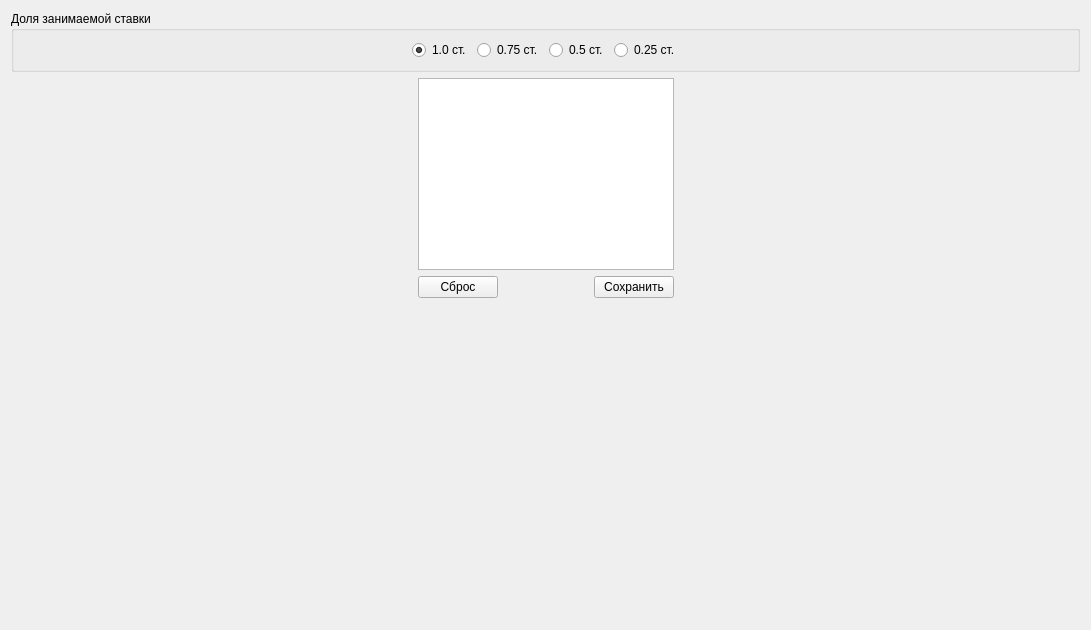
This is client/src/totaltime/formtotaltime.ui in rainovskyqt/teacher_plan as Qt 5 draws it before an edit. The edited form follows.
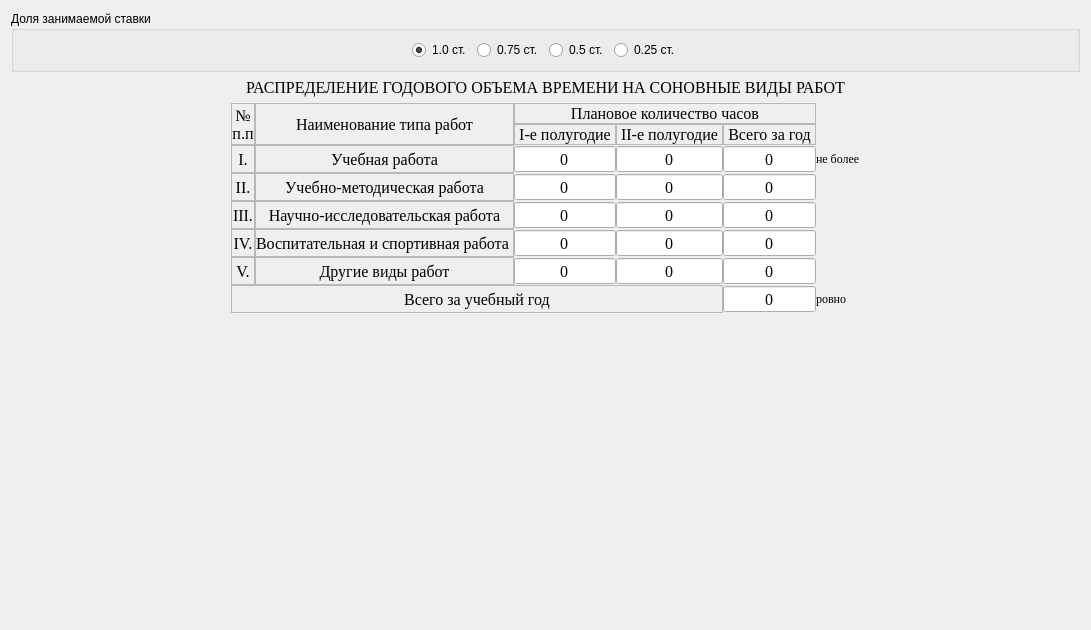
This is the edited form.

Commit message: Изменена таблица общего времени

```diff
--- a/client/src/totaltime/formtotaltime.ui
+++ b/client/src/totaltime/formtotaltime.ui
@@ -13,7 +13,7 @@
   <property name="windowTitle">
    <string>Form</string>
   </property>
-  <layout class="QVBoxLayout" name="verticalLayout_2" stretch="0,0,1">
+  <layout class="QVBoxLayout" name="verticalLayout">
    <item>
     <widget class="QGroupBox" name="groupBox_2">
      <property name="title">
@@ -84,9 +84,25 @@
     </widget>
    </item>
    <item>
-    <layout class="QHBoxLayout" name="horizontalLayout_2" stretch="1,0,1">
+    <widget class="QLabel" name="label_2">
+     <property name="font">
+      <font>
+       <family>Times New Roman</family>
+       <pointsize>12</pointsize>
+      </font>
+     </property>
+     <property name="text">
+      <string>РАСПРЕДЕЛЕНИЕ ГОДОВОГО ОБЪЕМА ВРЕМЕНИ НА СОНОВНЫЕ ВИДЫ РАБОТ</string>
+     </property>
+     <property name="alignment">
+      <set>Qt::AlignCenter</set>
+     </property>
+    </widget>
+   </item>
+   <item>
+    <layout class="QHBoxLayout" name="horizontalLayout">
      <item>
-      <spacer name="horizontalSpacer_3">
+      <spacer name="horizontalSpacer_5">
        <property name="orientation">
         <enum>Qt::Horizontal</enum>
        </property>
@@ -99,61 +115,767 @@
       </spacer>
      </item>
      <item>
-      <layout class="QVBoxLayout" name="verticalLayout">
-       <item>
-        <widget class="QTableView" name="tv_totalHours">
-         <property name="selectionMode">
-          <enum>QAbstractItemView::SingleSelection</enum>
+      <layout class="QGridLayout" name="gridLayout" columnstretch="0,0,0,0,0,0,0">
+       <property name="spacing">
+        <number>0</number>
+       </property>
+       <item row="7" column="6">
+        <widget class="QLabel" name="lbl_totalMaxHours">
+         <property name="font">
+          <font>
+           <family>Times New Roman</family>
+           <pointsize>9</pointsize>
+          </font>
          </property>
-         <attribute name="horizontalHeaderCascadingSectionResizes">
-          <bool>false</bool>
-         </attribute>
-         <attribute name="horizontalHeaderStretchLastSection">
+         <property name="text">
+          <string>ровно</string>
+         </property>
+        </widget>
+       </item>
+       <item row="5" column="0">
+        <widget class="QLabel" name="label_7">
+         <property name="font">
+          <font>
+           <family>Times New Roman</family>
+           <pointsize>12</pointsize>
+          </font>
+         </property>
+         <property name="frameShape">
+          <enum>QFrame::StyledPanel</enum>
+         </property>
+         <property name="frameShadow">
+          <enum>QFrame::Plain</enum>
+         </property>
+         <property name="text">
+          <string>IV.</string>
+         </property>
+         <property name="alignment">
+          <set>Qt::AlignCenter</set>
+         </property>
+        </widget>
+       </item>
+       <item row="3" column="0">
+        <widget class="QLabel" name="label_5">
+         <property name="font">
+          <font>
+           <family>Times New Roman</family>
+           <pointsize>12</pointsize>
+          </font>
+         </property>
+         <property name="frameShape">
+          <enum>QFrame::StyledPanel</enum>
+         </property>
+         <property name="frameShadow">
+          <enum>QFrame::Plain</enum>
+         </property>
+         <property name="text">
+          <string>II.</string>
+         </property>
+         <property name="alignment">
+          <set>Qt::AlignCenter</set>
+         </property>
+        </widget>
+       </item>
+       <item row="4" column="0">
+        <widget class="QLabel" name="label_6">
+         <property name="font">
+          <font>
+           <family>Times New Roman</family>
+           <pointsize>12</pointsize>
+          </font>
+         </property>
+         <property name="frameShape">
+          <enum>QFrame::StyledPanel</enum>
+         </property>
+         <property name="frameShadow">
+          <enum>QFrame::Plain</enum>
+         </property>
+         <property name="text">
+          <string>III.</string>
+         </property>
+         <property name="alignment">
+          <set>Qt::AlignCenter</set>
+         </property>
+        </widget>
+       </item>
+       <item row="6" column="1">
+        <widget class="QLabel" name="label_13">
+         <property name="font">
+          <font>
+           <family>Times New Roman</family>
+           <pointsize>12</pointsize>
+          </font>
+         </property>
+         <property name="frameShape">
+          <enum>QFrame::StyledPanel</enum>
+         </property>
+         <property name="frameShadow">
+          <enum>QFrame::Plain</enum>
+         </property>
+         <property name="text">
+          <string>Другие виды работ</string>
+         </property>
+         <property name="alignment">
+          <set>Qt::AlignCenter</set>
+         </property>
+        </widget>
+       </item>
+       <item row="3" column="1">
+        <widget class="QLabel" name="label_9">
+         <property name="font">
+          <font>
+           <family>Times New Roman</family>
+           <pointsize>12</pointsize>
+          </font>
+         </property>
+         <property name="frameShape">
+          <enum>QFrame::StyledPanel</enum>
+         </property>
+         <property name="frameShadow">
+          <enum>QFrame::Plain</enum>
+         </property>
+         <property name="text">
+          <string>Учебно-методическая работа</string>
+         </property>
+         <property name="alignment">
+          <set>Qt::AlignCenter</set>
+         </property>
+        </widget>
+       </item>
+       <item row="1" column="2">
+        <widget class="QLabel" name="label_16">
+         <property name="font">
+          <font>
+           <family>Times New Roman</family>
+           <pointsize>12</pointsize>
+          </font>
+         </property>
+         <property name="frameShape">
+          <enum>QFrame::StyledPanel</enum>
+         </property>
+         <property name="frameShadow">
+          <enum>QFrame::Plain</enum>
+         </property>
+         <property name="text">
+          <string> I-е полугодие </string>
+         </property>
+         <property name="alignment">
+          <set>Qt::AlignCenter</set>
+         </property>
+        </widget>
+       </item>
+       <item row="0" column="0" rowspan="2">
+        <widget class="QLabel" name="label_3">
+         <property name="font">
+          <font>
+           <family>Times New Roman</family>
+           <pointsize>12</pointsize>
+          </font>
+         </property>
+         <property name="frameShape">
+          <enum>QFrame::StyledPanel</enum>
+         </property>
+         <property name="frameShadow">
+          <enum>QFrame::Plain</enum>
+         </property>
+         <property name="text">
+          <string>№
+п.п</string>
+         </property>
+         <property name="alignment">
+          <set>Qt::AlignCenter</set>
+         </property>
+        </widget>
+       </item>
+       <item row="0" column="1" rowspan="2">
+        <widget class="QLabel" name="label_10">
+         <property name="font">
+          <font>
+           <family>Times New Roman</family>
+           <pointsize>12</pointsize>
+          </font>
+         </property>
+         <property name="frameShape">
+          <enum>QFrame::StyledPanel</enum>
+         </property>
+         <property name="frameShadow">
+          <enum>QFrame::Plain</enum>
+         </property>
+         <property name="text">
+          <string>Наименование типа работ</string>
+         </property>
+         <property name="alignment">
+          <set>Qt::AlignCenter</set>
+         </property>
+        </widget>
+       </item>
+       <item row="2" column="6">
+        <widget class="QLabel" name="lbl_eduMaxHours">
+         <property name="font">
+          <font>
+           <family>Times New Roman</family>
+           <pointsize>9</pointsize>
+          </font>
+         </property>
+         <property name="text">
+          <string>не более</string>
+         </property>
+        </widget>
+       </item>
+       <item row="2" column="1">
+        <widget class="QLabel" name="label_12">
+         <property name="font">
+          <font>
+           <family>Times New Roman</family>
+           <pointsize>12</pointsize>
+          </font>
+         </property>
+         <property name="frameShape">
+          <enum>QFrame::StyledPanel</enum>
+         </property>
+         <property name="frameShadow">
+          <enum>QFrame::Plain</enum>
+         </property>
+         <property name="text">
+          <string>Учебная работа</string>
+         </property>
+         <property name="alignment">
+          <set>Qt::AlignCenter</set>
+         </property>
+        </widget>
+       </item>
+       <item row="7" column="0" colspan="5">
+        <widget class="QLabel" name="label_15">
+         <property name="font">
+          <font>
+           <family>Times New Roman</family>
+           <pointsize>12</pointsize>
+          </font>
+         </property>
+         <property name="frameShape">
+          <enum>QFrame::StyledPanel</enum>
+         </property>
+         <property name="frameShadow">
+          <enum>QFrame::Plain</enum>
+         </property>
+         <property name="text">
+          <string>Всего за учебный год</string>
+         </property>
+         <property name="alignment">
+          <set>Qt::AlignCenter</set>
+         </property>
+        </widget>
+       </item>
+       <item row="0" column="2" colspan="4">
+        <widget class="QLabel" name="label">
+         <property name="font">
+          <font>
+           <family>Times New Roman</family>
+           <pointsize>12</pointsize>
+          </font>
+         </property>
+         <property name="frameShape">
+          <enum>QFrame::StyledPanel</enum>
+         </property>
+         <property name="frameShadow">
+          <enum>QFrame::Plain</enum>
+         </property>
+         <property name="text">
+          <string>Плановое количество часов</string>
+         </property>
+         <property name="alignment">
+          <set>Qt::AlignCenter</set>
+         </property>
+        </widget>
+       </item>
+       <item row="1" column="5">
+        <widget class="QLabel" name="label_18">
+         <property name="font">
+          <font>
+           <family>Times New Roman</family>
+           <pointsize>12</pointsize>
+          </font>
+         </property>
+         <property name="frameShape">
+          <enum>QFrame::StyledPanel</enum>
+         </property>
+         <property name="frameShadow">
+          <enum>QFrame::Plain</enum>
+         </property>
+         <property name="text">
+          <string> Всего за год </string>
+         </property>
+         <property name="alignment">
+          <set>Qt::AlignCenter</set>
+         </property>
+        </widget>
+       </item>
+       <item row="6" column="0">
+        <widget class="QLabel" name="label_8">
+         <property name="font">
+          <font>
+           <family>Times New Roman</family>
+           <pointsize>12</pointsize>
+          </font>
+         </property>
+         <property name="frameShape">
+          <enum>QFrame::StyledPanel</enum>
+         </property>
+         <property name="frameShadow">
+          <enum>QFrame::Plain</enum>
+         </property>
+         <property name="text">
+          <string>V.</string>
+         </property>
+         <property name="alignment">
+          <set>Qt::AlignCenter</set>
+         </property>
+        </widget>
+       </item>
+       <item row="1" column="4">
+        <widget class="QLabel" name="label_17">
+         <property name="font">
+          <font>
+           <family>Times New Roman</family>
+           <pointsize>12</pointsize>
+          </font>
+         </property>
+         <property name="frameShape">
+          <enum>QFrame::StyledPanel</enum>
+         </property>
+         <property name="frameShadow">
+          <enum>QFrame::Plain</enum>
+         </property>
+         <property name="text">
+          <string> II-е полугодие </string>
+         </property>
+         <property name="alignment">
+          <set>Qt::AlignCenter</set>
+         </property>
+        </widget>
+       </item>
+       <item row="5" column="1">
+        <widget class="QLabel" name="label_11">
+         <property name="font">
+          <font>
+           <family>Times New Roman</family>
+           <pointsize>12</pointsize>
+          </font>
+         </property>
+         <property name="frameShape">
+          <enum>QFrame::StyledPanel</enum>
+         </property>
+         <property name="frameShadow">
+          <enum>QFrame::Plain</enum>
+         </property>
+         <property name="text">
+          <string>Воспитательная и спортивная работа </string>
+         </property>
+         <property name="alignment">
+          <set>Qt::AlignCenter</set>
+         </property>
+        </widget>
+       </item>
+       <item row="2" column="0">
+        <widget class="QLabel" name="label_4">
+         <property name="font">
+          <font>
+           <family>Times New Roman</family>
+           <pointsize>12</pointsize>
+          </font>
+         </property>
+         <property name="frameShape">
+          <enum>QFrame::StyledPanel</enum>
+         </property>
+         <property name="frameShadow">
+          <enum>QFrame::Plain</enum>
+         </property>
+         <property name="text">
+          <string>I.</string>
+         </property>
+         <property name="alignment">
+          <set>Qt::AlignCenter</set>
+         </property>
+        </widget>
+       </item>
+       <item row="4" column="1">
+        <widget class="QLabel" name="label_14">
+         <property name="font">
+          <font>
+           <family>Times New Roman</family>
+           <pointsize>12</pointsize>
+          </font>
+         </property>
+         <property name="frameShape">
+          <enum>QFrame::StyledPanel</enum>
+         </property>
+         <property name="frameShadow">
+          <enum>QFrame::Plain</enum>
+         </property>
+         <property name="text">
+          <string>Научно-исследовательская работа</string>
+         </property>
+         <property name="alignment">
+          <set>Qt::AlignCenter</set>
+         </property>
+        </widget>
+       </item>
+       <item row="2" column="2">
+        <widget class="QSpinBox" name="spinBox">
+         <property name="font">
+          <font>
+           <family>Times New Roman</family>
+           <pointsize>12</pointsize>
+          </font>
+         </property>
+         <property name="frame">
           <bool>true</bool>
-         </attribute>
-         <attribute name="verticalHeaderVisible">
-          <bool>false</bool>
-         </attribute>
-         <attribute name="verticalHeaderStretchLastSection">
-          <bool>false</bool>
-         </attribute>
+         </property>
+         <property name="alignment">
+          <set>Qt::AlignCenter</set>
+         </property>
+         <property name="readOnly">
+          <bool>true</bool>
+         </property>
+         <property name="buttonSymbols">
+          <enum>QAbstractSpinBox::NoButtons</enum>
+         </property>
         </widget>
        </item>
-       <item>
-        <layout class="QHBoxLayout" name="horizontalLayout">
-         <item>
-          <widget class="QPushButton" name="btn_reset">
-           <property name="text">
-            <string>Сброс</string>
-           </property>
-          </widget>
-         </item>
-         <item>
-          <spacer name="horizontalSpacer_5">
-           <property name="orientation">
-            <enum>Qt::Horizontal</enum>
-           </property>
-           <property name="sizeHint" stdset="0">
-            <size>
-             <width>40</width>
-             <height>20</height>
-            </size>
-           </property>
-          </spacer>
-         </item>
-         <item>
-          <widget class="QPushButton" name="btn_save">
-           <property name="text">
-            <string>Сохранить</string>
-           </property>
-          </widget>
-         </item>
-        </layout>
+       <item row="3" column="2">
+        <widget class="QSpinBox" name="spinBox_2">
+         <property name="font">
+          <font>
+           <family>Times New Roman</family>
+           <pointsize>12</pointsize>
+          </font>
+         </property>
+         <property name="frame">
+          <bool>true</bool>
+         </property>
+         <property name="alignment">
+          <set>Qt::AlignCenter</set>
+         </property>
+         <property name="readOnly">
+          <bool>true</bool>
+         </property>
+         <property name="buttonSymbols">
+          <enum>QAbstractSpinBox::NoButtons</enum>
+         </property>
+        </widget>
+       </item>
+       <item row="4" column="2">
+        <widget class="QSpinBox" name="spinBox_3">
+         <property name="font">
+          <font>
+           <family>Times New Roman</family>
+           <pointsize>12</pointsize>
+          </font>
+         </property>
+         <property name="frame">
+          <bool>true</bool>
+         </property>
+         <property name="alignment">
+          <set>Qt::AlignCenter</set>
+         </property>
+         <property name="readOnly">
+          <bool>true</bool>
+         </property>
+         <property name="buttonSymbols">
+          <enum>QAbstractSpinBox::NoButtons</enum>
+         </property>
+        </widget>
+       </item>
+       <item row="5" column="2">
+        <widget class="QSpinBox" name="spinBox_4">
+         <property name="font">
+          <font>
+           <family>Times New Roman</family>
+           <pointsize>12</pointsize>
+          </font>
+         </property>
+         <property name="frame">
+          <bool>true</bool>
+         </property>
+         <property name="alignment">
+          <set>Qt::AlignCenter</set>
+         </property>
+         <property name="readOnly">
+          <bool>true</bool>
+         </property>
+         <property name="buttonSymbols">
+          <enum>QAbstractSpinBox::NoButtons</enum>
+         </property>
+        </widget>
+       </item>
+       <item row="6" column="2">
+        <widget class="QSpinBox" name="spinBox_5">
+         <property name="font">
+          <font>
+           <family>Times New Roman</family>
+           <pointsize>12</pointsize>
+          </font>
+         </property>
+         <property name="frame">
+          <bool>true</bool>
+         </property>
+         <property name="alignment">
+          <set>Qt::AlignCenter</set>
+         </property>
+         <property name="readOnly">
+          <bool>true</bool>
+         </property>
+         <property name="buttonSymbols">
+          <enum>QAbstractSpinBox::NoButtons</enum>
+         </property>
+        </widget>
+       </item>
+       <item row="2" column="4">
+        <widget class="QSpinBox" name="spinBox_6">
+         <property name="font">
+          <font>
+           <family>Times New Roman</family>
+           <pointsize>12</pointsize>
+          </font>
+         </property>
+         <property name="frame">
+          <bool>true</bool>
+         </property>
+         <property name="alignment">
+          <set>Qt::AlignCenter</set>
+         </property>
+         <property name="readOnly">
+          <bool>true</bool>
+         </property>
+         <property name="buttonSymbols">
+          <enum>QAbstractSpinBox::NoButtons</enum>
+         </property>
+        </widget>
+       </item>
+       <item row="3" column="4">
+        <widget class="QSpinBox" name="spinBox_7">
+         <property name="font">
+          <font>
+           <family>Times New Roman</family>
+           <pointsize>12</pointsize>
+          </font>
+         </property>
+         <property name="frame">
+          <bool>true</bool>
+         </property>
+         <property name="alignment">
+          <set>Qt::AlignCenter</set>
+         </property>
+         <property name="readOnly">
+          <bool>true</bool>
+         </property>
+         <property name="buttonSymbols">
+          <enum>QAbstractSpinBox::NoButtons</enum>
+         </property>
+        </widget>
+       </item>
+       <item row="4" column="4">
+        <widget class="QSpinBox" name="spinBox_8">
+         <property name="font">
+          <font>
+           <family>Times New Roman</family>
+           <pointsize>12</pointsize>
+          </font>
+         </property>
+         <property name="frame">
+          <bool>true</bool>
+         </property>
+         <property name="alignment">
+          <set>Qt::AlignCenter</set>
+         </property>
+         <property name="readOnly">
+          <bool>true</bool>
+         </property>
+         <property name="buttonSymbols">
+          <enum>QAbstractSpinBox::NoButtons</enum>
+         </property>
+        </widget>
+       </item>
+       <item row="5" column="4">
+        <widget class="QSpinBox" name="spinBox_9">
+         <property name="font">
+          <font>
+           <family>Times New Roman</family>
+           <pointsize>12</pointsize>
+          </font>
+         </property>
+         <property name="frame">
+          <bool>true</bool>
+         </property>
+         <property name="alignment">
+          <set>Qt::AlignCenter</set>
+         </property>
+         <property name="readOnly">
+          <bool>true</bool>
+         </property>
+         <property name="buttonSymbols">
+          <enum>QAbstractSpinBox::NoButtons</enum>
+         </property>
+        </widget>
+       </item>
+       <item row="6" column="4">
+        <widget class="QSpinBox" name="spinBox_10">
+         <property name="font">
+          <font>
+           <family>Times New Roman</family>
+           <pointsize>12</pointsize>
+          </font>
+         </property>
+         <property name="frame">
+          <bool>true</bool>
+         </property>
+         <property name="alignment">
+          <set>Qt::AlignCenter</set>
+         </property>
+         <property name="readOnly">
+          <bool>true</bool>
+         </property>
+         <property name="buttonSymbols">
+          <enum>QAbstractSpinBox::NoButtons</enum>
+         </property>
+        </widget>
+       </item>
+       <item row="2" column="5">
+        <widget class="QSpinBox" name="spinBox_11">
+         <property name="font">
+          <font>
+           <family>Times New Roman</family>
+           <pointsize>12</pointsize>
+          </font>
+         </property>
+         <property name="frame">
+          <bool>true</bool>
+         </property>
+         <property name="alignment">
+          <set>Qt::AlignCenter</set>
+         </property>
+         <property name="readOnly">
+          <bool>true</bool>
+         </property>
+         <property name="buttonSymbols">
+          <enum>QAbstractSpinBox::NoButtons</enum>
+         </property>
+        </widget>
+       </item>
+       <item row="3" column="5">
+        <widget class="QSpinBox" name="spinBox_12">
+         <property name="font">
+          <font>
+           <family>Times New Roman</family>
+           <pointsize>12</pointsize>
+          </font>
+         </property>
+         <property name="frame">
+          <bool>true</bool>
+         </property>
+         <property name="alignment">
+          <set>Qt::AlignCenter</set>
+         </property>
+         <property name="readOnly">
+          <bool>true</bool>
+         </property>
+         <property name="buttonSymbols">
+          <enum>QAbstractSpinBox::NoButtons</enum>
+         </property>
+        </widget>
+       </item>
+       <item row="4" column="5">
+        <widget class="QSpinBox" name="spinBox_13">
+         <property name="font">
+          <font>
+           <family>Times New Roman</family>
+           <pointsize>12</pointsize>
+          </font>
+         </property>
+         <property name="frame">
+          <bool>true</bool>
+         </property>
+         <property name="alignment">
+          <set>Qt::AlignCenter</set>
+         </property>
+         <property name="readOnly">
+          <bool>true</bool>
+         </property>
+         <property name="buttonSymbols">
+          <enum>QAbstractSpinBox::NoButtons</enum>
+         </property>
+        </widget>
+       </item>
+       <item row="5" column="5">
+        <widget class="QSpinBox" name="spinBox_14">
+         <property name="font">
+          <font>
+           <family>Times New Roman</family>
+           <pointsize>12</pointsize>
+          </font>
+         </property>
+         <property name="frame">
+          <bool>true</bool>
+         </property>
+         <property name="alignment">
+          <set>Qt::AlignCenter</set>
+         </property>
+         <property name="readOnly">
+          <bool>true</bool>
+         </property>
+         <property name="buttonSymbols">
+          <enum>QAbstractSpinBox::NoButtons</enum>
+         </property>
+        </widget>
+       </item>
+       <item row="6" column="5">
+        <widget class="QSpinBox" name="spinBox_15">
+         <property name="font">
+          <font>
+           <family>Times New Roman</family>
+           <pointsize>12</pointsize>
+          </font>
+         </property>
+         <property name="frame">
+          <bool>true</bool>
+         </property>
+         <property name="alignment">
+          <set>Qt::AlignCenter</set>
+         </property>
+         <property name="readOnly">
+          <bool>true</bool>
+         </property>
+         <property name="buttonSymbols">
+          <enum>QAbstractSpinBox::NoButtons</enum>
+         </property>
+        </widget>
+       </item>
+       <item row="7" column="5">
+        <widget class="QSpinBox" name="spinBox_16">
+         <property name="font">
+          <font>
+           <family>Times New Roman</family>
+           <pointsize>12</pointsize>
+          </font>
+         </property>
+         <property name="frame">
+          <bool>true</bool>
+         </property>
+         <property name="alignment">
+          <set>Qt::AlignCenter</set>
+         </property>
+         <property name="readOnly">
+          <bool>true</bool>
+         </property>
+         <property name="buttonSymbols">
+          <enum>QAbstractSpinBox::NoButtons</enum>
+         </property>
+        </widget>
        </item>
       </layout>
      </item>
      <item>
-      <spacer name="horizontalSpacer_2">
+      <spacer name="horizontalSpacer_6">
        <property name="orientation">
         <enum>Qt::Horizontal</enum>
        </property>
@@ -175,7 +897,7 @@
      <property name="sizeHint" stdset="0">
       <size>
        <width>20</width>
-       <height>40</height>
+       <height>297</height>
       </size>
      </property>
     </spacer>
```
The commit also changes 14 other files.
